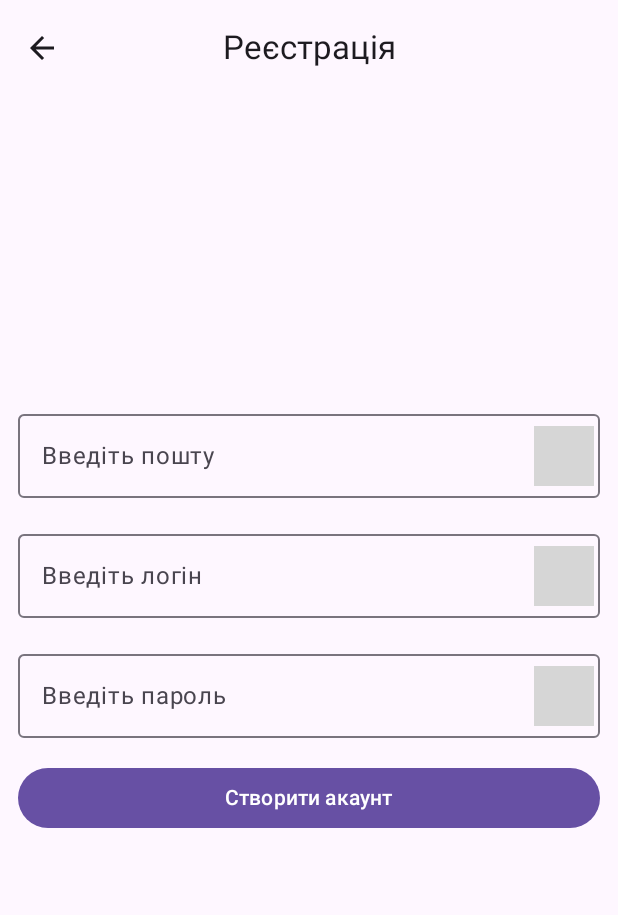
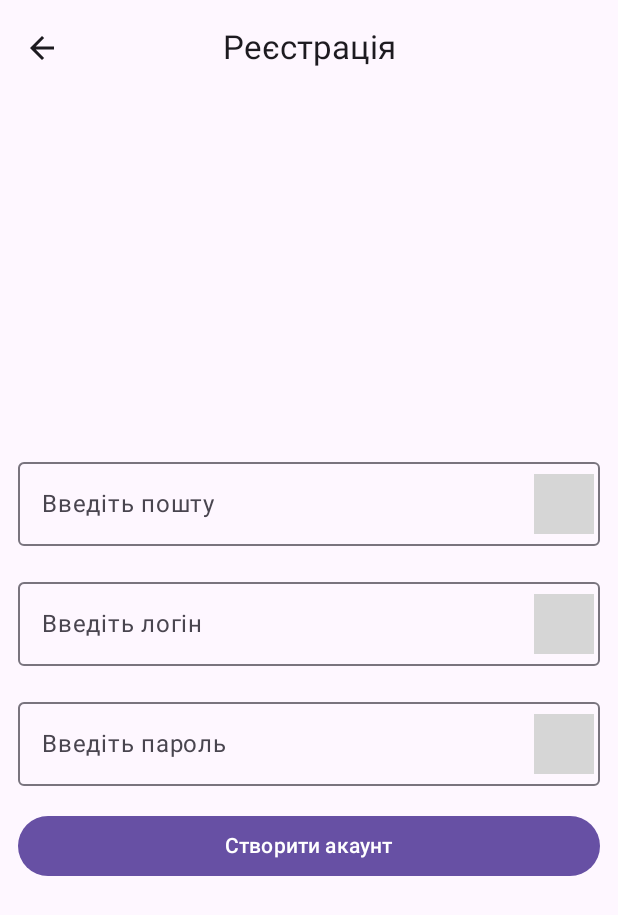
Before and after one commit to Boonapart228/PlanHero, an Android app built with Jetpack Compose: the SignUpContent screen opened through its navigation route, on a phone screen of 412 x 824 dp. Shown: the top 915 px of the screen. Run offline under Robolectric (Android 15) with nearby library versions, the phone set to English and light mode, and no system bars; grey boxes are pictures that could not be loaded.

Commit message:
Add inner padding

```diff
--- a/app/src/main/java/com/example/planhero/presentation/sign_up_screen/components/SignUpContent.kt
+++ b/app/src/main/java/com/example/planhero/presentation/sign_up_screen/components/SignUpContent.kt
@@ -19,9 +19,9 @@ import com.example.planhero.ui.theme.LocalDimen
 fun SignUpContent() {
     Scaffold(
         topBar = { SignUpTopBar() }
-    ) {
+    ) { innerPadding ->
         Column(
-            modifier = Modifier.fillMaxSize(),
+            modifier = Modifier.fillMaxSize().padding(innerPadding),
             verticalArrangement = Arrangement.spacedBy(
                 LocalDimen.current.columnSpaceBy,
                 Alignment.CenterVertically
```
